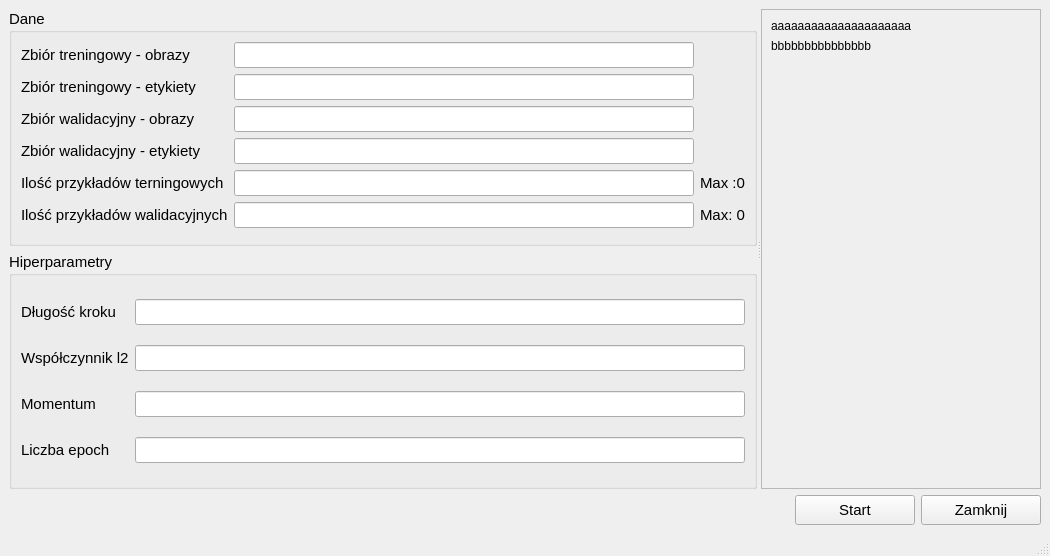
The window that form.ui (rafallewanczyk/PAIN_QT1) describes before a commit, drawn with Qt 5.
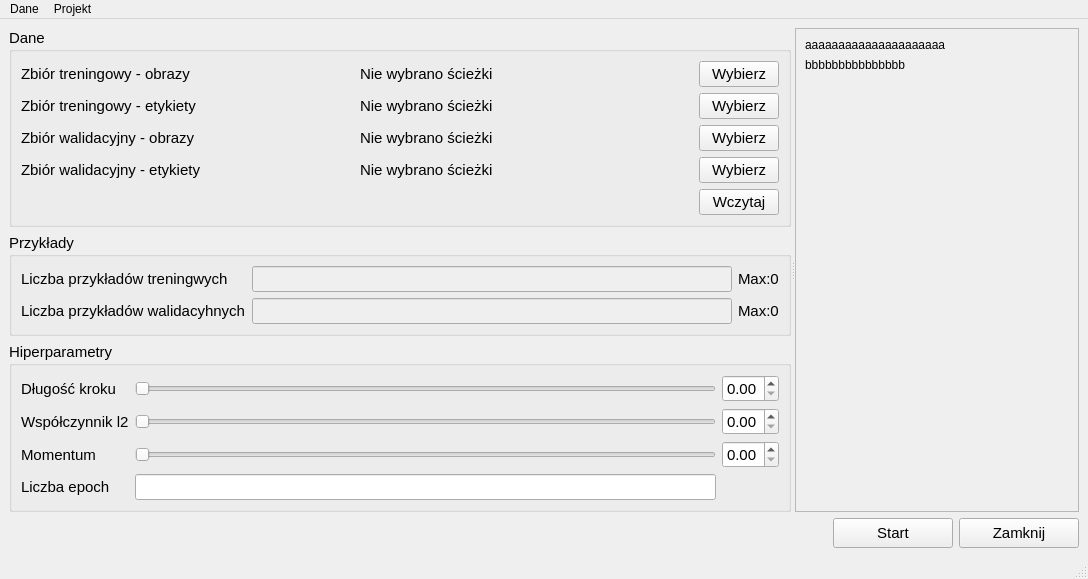
The same window after the commit.

```diff
--- a/form.ui
+++ b/form.ui
@@ -6,8 +6,8 @@
    <rect>
     <x>0</x>
     <y>0</y>
-    <width>1050</width>
-    <height>556</height>
+    <width>1088</width>
+    <height>553</height>
    </rect>
   </property>
   <property name="windowTitle">
@@ -60,55 +60,32 @@
            <string>Dane</string>
           </property>
           <layout class="QGridLayout" name="gridLayout_2">
-           <item row="6" column="3">
-            <widget class="QLabel" name="maxValidate">
-             <property name="text">
-              <string>Max: 0</string>
-             </property>
-            </widget>
-           </item>
-           <item row="6" column="0">
-            <widget class="QLabel" name="label_5">
-             <property name="text">
-              <string>Ilość przykładów walidacyjnych</string>
-             </property>
-            </widget>
-           </item>
-           <item row="5" column="0">
-            <widget class="QLabel" name="label_3">
-             <property name="text">
-              <string>Ilość przykładów terningowych</string>
-             </property>
-            </widget>
-           </item>
-           <item row="1" column="2">
-            <widget class="QLineEdit" name="trainImages"/>
-           </item>
-           <item row="6" column="2">
-            <widget class="QLineEdit" name="validateSize"/>
-           </item>
            <item row="2" column="2">
-            <widget class="QLineEdit" name="trainLabels"/>
-           </item>
-           <item row="1" column="0">
-            <widget class="QLabel" name="label">
+            <widget class="QPushButton" name="trainingLabelsButton">
+             <property name="sizePolicy">
+              <sizepolicy hsizetype="Fixed" vsizetype="Fixed">
+               <horstretch>0</horstretch>
+               <verstretch>0</verstretch>
+              </sizepolicy>
+             </property>
              <property name="text">
-              <string>Zbiór treningowy - obrazy</string>
+              <string>Wybierz</string>
              </property>
             </widget>
            </item>
-           <item row="3" column="2">
-            <widget class="QLineEdit" name="validateImages"/>
-           </item>
-           <item row="5" column="3">
-            <widget class="QLabel" name="maxTraining">
+           <item row="2" column="1">
+            <widget class="QLabel" name="trainingLabelsPath">
              <property name="text">
-              <string>Max :0</string>
+              <string>Nie wybrano ścieżki</string>
              </property>
             </widget>
            </item>
-           <item row="4" column="2">
-            <widget class="QLineEdit" name="validateLabels"/>
+           <item row="4" column="1">
+            <widget class="QLabel" name="validationLabelPath">
+             <property name="text">
+              <string>Nie wybrano ścieżki</string>
+             </property>
+            </widget>
            </item>
            <item row="3" column="0">
             <widget class="QLabel" name="label_2">
@@ -117,13 +94,43 @@
              </property>
             </widget>
            </item>
-           <item row="5" column="2">
-            <widget class="QLineEdit" name="trainSize"/>
+           <item row="1" column="2">
+            <widget class="QPushButton" name="trainingImageButton">
+             <property name="sizePolicy">
+              <sizepolicy hsizetype="Fixed" vsizetype="Fixed">
+               <horstretch>0</horstretch>
+               <verstretch>0</verstretch>
+              </sizepolicy>
+             </property>
+             <property name="text">
+              <string>Wybierz</string>
+             </property>
+            </widget>
            </item>
-           <item row="2" column="0">
-            <widget class="QLabel" name="label_11">
+           <item row="1" column="1">
+            <widget class="QLabel" name="trainingImagePath">
              <property name="text">
-              <string>Zbiór treningowy - etykiety</string>
+              <string>Nie wybrano ścieżki</string>
+             </property>
+            </widget>
+           </item>
+           <item row="3" column="1">
+            <widget class="QLabel" name="validationImagePath">
+             <property name="text">
+              <string>Nie wybrano ścieżki</string>
+             </property>
+            </widget>
+           </item>
+           <item row="3" column="2">
+            <widget class="QPushButton" name="validationImageButton">
+             <property name="sizePolicy">
+              <sizepolicy hsizetype="Fixed" vsizetype="Fixed">
+               <horstretch>0</horstretch>
+               <verstretch>0</verstretch>
+              </sizepolicy>
+             </property>
+             <property name="text">
+              <string>Wybierz</string>
              </property>
             </widget>
            </item>
@@ -134,6 +141,117 @@
              </property>
             </widget>
            </item>
+           <item row="4" column="2">
+            <widget class="QPushButton" name="validationLabelButton">
+             <property name="enabled">
+              <bool>true</bool>
+             </property>
+             <property name="sizePolicy">
+              <sizepolicy hsizetype="Fixed" vsizetype="Fixed">
+               <horstretch>0</horstretch>
+               <verstretch>0</verstretch>
+              </sizepolicy>
+             </property>
+             <property name="sizeIncrement">
+              <size>
+               <width>0</width>
+               <height>0</height>
+              </size>
+             </property>
+             <property name="baseSize">
+              <size>
+               <width>0</width>
+               <height>0</height>
+              </size>
+             </property>
+             <property name="text">
+              <string>Wybierz</string>
+             </property>
+             <property name="iconSize">
+              <size>
+               <width>16</width>
+               <height>16</height>
+              </size>
+             </property>
+            </widget>
+           </item>
+           <item row="1" column="0">
+            <widget class="QLabel" name="label">
+             <property name="text">
+              <string>Zbiór treningowy - obrazy</string>
+             </property>
+            </widget>
+           </item>
+           <item row="2" column="0">
+            <widget class="QLabel" name="label_11">
+             <property name="text">
+              <string>Zbiór treningowy - etykiety</string>
+             </property>
+            </widget>
+           </item>
+           <item row="5" column="2">
+            <widget class="QPushButton" name="loadFilesButton">
+             <property name="text">
+              <string>Wczytaj</string>
+             </property>
+            </widget>
+           </item>
+          </layout>
+         </widget>
+        </item>
+        <item>
+         <widget class="QGroupBox" name="groupBox_3">
+          <property name="font">
+           <font>
+            <pointsize>11</pointsize>
+           </font>
+          </property>
+          <property name="title">
+           <string>Przykłady</string>
+          </property>
+          <layout class="QGridLayout" name="gridLayout">
+           <item row="0" column="0">
+            <widget class="QLabel" name="label_3">
+             <property name="text">
+              <string>Liczba przykładów treningwych</string>
+             </property>
+            </widget>
+           </item>
+           <item row="1" column="0">
+            <widget class="QLabel" name="label_4">
+             <property name="text">
+              <string>Liczba przykładów walidacyhnych</string>
+             </property>
+            </widget>
+           </item>
+           <item row="1" column="1">
+            <widget class="QLineEdit" name="validationExampleNum">
+             <property name="enabled">
+              <bool>false</bool>
+             </property>
+            </widget>
+           </item>
+           <item row="0" column="1">
+            <widget class="QLineEdit" name="trainingExampleNum">
+             <property name="enabled">
+              <bool>false</bool>
+             </property>
+            </widget>
+           </item>
+           <item row="0" column="2">
+            <widget class="QLabel" name="maxTraining">
+             <property name="text">
+              <string>Max:0</string>
+             </property>
+            </widget>
+           </item>
+           <item row="1" column="2">
+            <widget class="QLabel" name="maxValidation">
+             <property name="text">
+              <string>Max:0</string>
+             </property>
+            </widget>
+           </item>
           </layout>
          </widget>
         </item>
@@ -154,13 +272,10 @@
            <string>Hiperparametry</string>
           </property>
           <layout class="QGridLayout" name="gridLayout_3">
-           <item row="0" column="2">
-            <widget class="QLineEdit" name="stepSize"/>
-           </item>
-           <item row="2" column="0">
-            <widget class="QLabel" name="label_10">
+           <item row="0" column="0">
+            <widget class="QLabel" name="label_7">
              <property name="text">
-              <string>Momentum</string>
+              <string>Długość kroku</string>
              </property>
             </widget>
            </item>
@@ -171,9 +286,6 @@
              </property>
             </widget>
            </item>
-           <item row="3" column="2">
-            <widget class="QLineEdit" name="epochs"/>
-           </item>
            <item row="1" column="0">
             <widget class="QLabel" name="label_8">
              <property name="text">
@@ -181,18 +293,88 @@
              </property>
             </widget>
            </item>
-           <item row="0" column="0">
-            <widget class="QLabel" name="label_7">
+           <item row="4" column="0">
+            <spacer name="verticalSpacer_2">
+             <property name="orientation">
+              <enum>Qt::Vertical</enum>
+             </property>
+             <property name="sizeHint" stdset="0">
+              <size>
+               <width>20</width>
+               <height>40</height>
+              </size>
+             </property>
+            </spacer>
+           </item>
+           <item row="2" column="0">
+            <widget class="QLabel" name="label_10">
              <property name="text">
-              <string>Długość kroku</string>
+              <string>Momentum</string>
              </property>
             </widget>
            </item>
-           <item row="2" column="2">
-            <widget class="QLineEdit" name="momentum"/>
+           <item row="3" column="1">
+            <widget class="QLineEdit" name="epochNumber"/>
            </item>
-           <item row="1" column="2">
-            <widget class="QLineEdit" name="l2"/>
+           <item row="2" column="1">
+            <widget class="QSlider" name="momentumSlider">
+             <property name="maximum">
+              <number>100</number>
+             </property>
+             <property name="orientation">
+              <enum>Qt::Horizontal</enum>
+             </property>
+            </widget>
+           </item>
+           <item row="1" column="1">
+            <widget class="QSlider" name="l2Slider">
+             <property name="maximum">
+              <number>100</number>
+             </property>
+             <property name="orientation">
+              <enum>Qt::Horizontal</enum>
+             </property>
+            </widget>
+           </item>
+           <item row="2" column="3">
+            <widget class="QDoubleSpinBox" name="momentum">
+             <property name="maximum">
+              <double>1.000000000000000</double>
+             </property>
+             <property name="singleStep">
+              <double>0.010000000000000</double>
+             </property>
+            </widget>
+           </item>
+           <item row="1" column="3">
+            <widget class="QDoubleSpinBox" name="l2">
+             <property name="maximum">
+              <double>1.000000000000000</double>
+             </property>
+             <property name="singleStep">
+              <double>0.010000000000000</double>
+             </property>
+            </widget>
+           </item>
+           <item row="0" column="1">
+            <widget class="QSlider" name="stepSizeSlider">
+             <property name="maximum">
+              <number>100</number>
+             </property>
+             <property name="orientation">
+              <enum>Qt::Horizontal</enum>
+             </property>
+            </widget>
+           </item>
+           <item row="0" column="3">
+            <widget class="QDoubleSpinBox" name="stepSize">
+             <property name="maximum">
+              <double>1.000000000000000</double>
+             </property>
+             <property name="singleStep">
+              <double>0.010000000000000</double>
+             </property>
+            </widget>
            </item>
           </layout>
          </widget>
@@ -238,8 +420,8 @@
          <rect>
           <x>0</x>
           <y>0</y>
-          <width>144</width>
-          <height>370</height>
+          <width>260</width>
+          <height>454</height>
          </rect>
         </property>
         <layout class="QVBoxLayout" name="verticalLayout_3">
@@ -359,12 +541,54 @@
     <rect>
      <x>0</x>
      <y>0</y>
-     <width>1050</width>
+     <width>1088</width>
      <height>21</height>
     </rect>
    </property>
+   <widget class="QMenu" name="menuDane">
+    <property name="title">
+     <string>Dane</string>
+    </property>
+    <widget class="QMenu" name="menuKonfiguracja">
+     <property name="title">
+      <string>Konfiguracja</string>
+     </property>
+     <addaction name="actionZapisz"/>
+     <addaction name="actionWczytaj"/>
+    </widget>
+    <addaction name="menuKonfiguracja"/>
+   </widget>
+   <widget class="QMenu" name="menuProjekt">
+    <property name="title">
+     <string>Projekt</string>
+    </property>
+    <addaction name="actionO_projekcie"/>
+   </widget>
+   <addaction name="menuDane"/>
+   <addaction name="menuProjekt"/>
   </widget>
   <widget class="QStatusBar" name="statusbar"/>
+  <action name="actionZapisz">
+   <property name="text">
+    <string>Zapisz</string>
+   </property>
+   <property name="shortcut">
+    <string>Ctrl+S</string>
+   </property>
+  </action>
+  <action name="actionWczytaj">
+   <property name="text">
+    <string>Wczytaj</string>
+   </property>
+   <property name="shortcut">
+    <string>Ctrl+O</string>
+   </property>
+  </action>
+  <action name="actionO_projekcie">
+   <property name="text">
+    <string>O projekcie</string>
+   </property>
+  </action>
  </widget>
  <resources/>
  <connections/>
```
